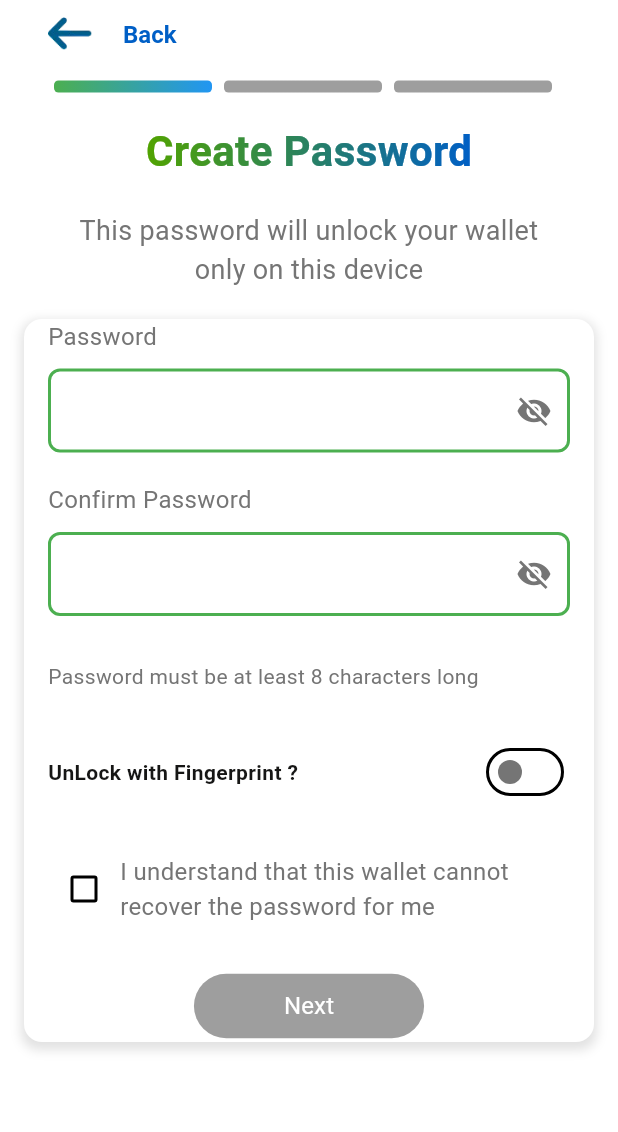
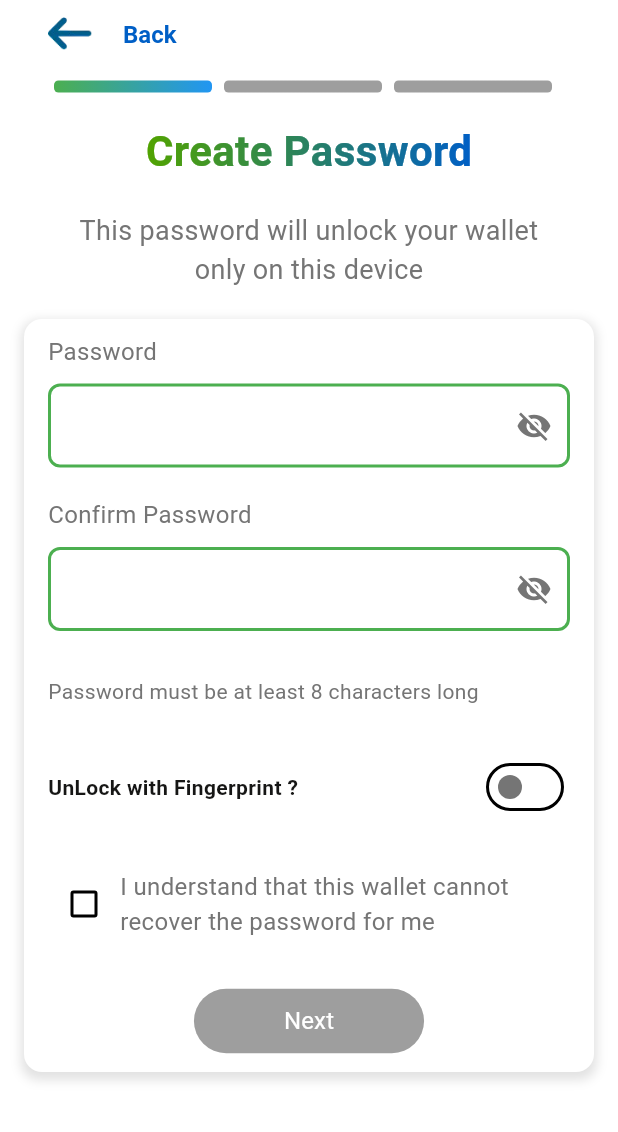
Before and after one commit to Ap8690/true-wallet, a Flutter app: the CreatePasswordScreen screen opened directly, on a phone screen of 412 x 824 dp, the part 104-1236 px from its top. Run offline on Flutter 3.47's test engine with Material 3 defaults, Android fonts, the phone set to English and light mode, and no system bars; network calls fail.

Commit message:
Minor UI changes

```diff
--- a/lib/screens/create_password_screen.dart
+++ b/lib/screens/create_password_screen.dart
@@ -95,7 +95,8 @@ class _CreatePasswordScreenState extends State<CreatePasswordScreen> {
               ),
               width: double.infinity,
               child: Padding(
-                padding: const EdgeInsets.symmetric(horizontal: 16.0),
+                padding:
+                    const EdgeInsets.symmetric(horizontal: 16.0, vertical: 10),
                 child: Column(
                   crossAxisAlignment: CrossAxisAlignment.start,
                   children: [
```
